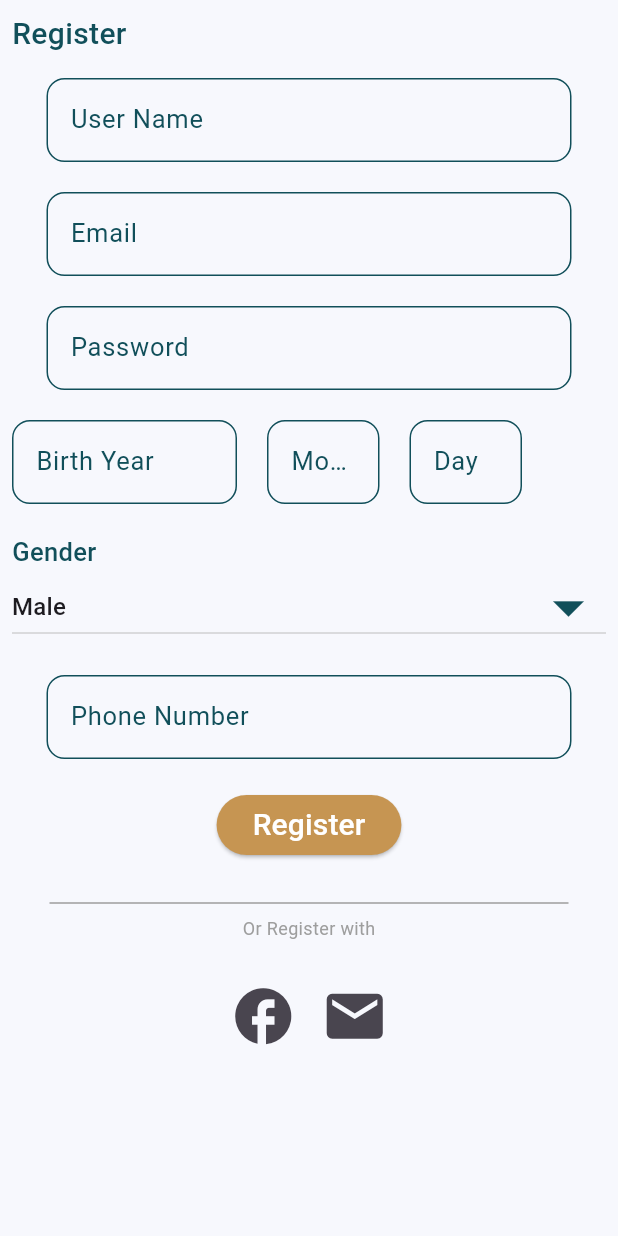
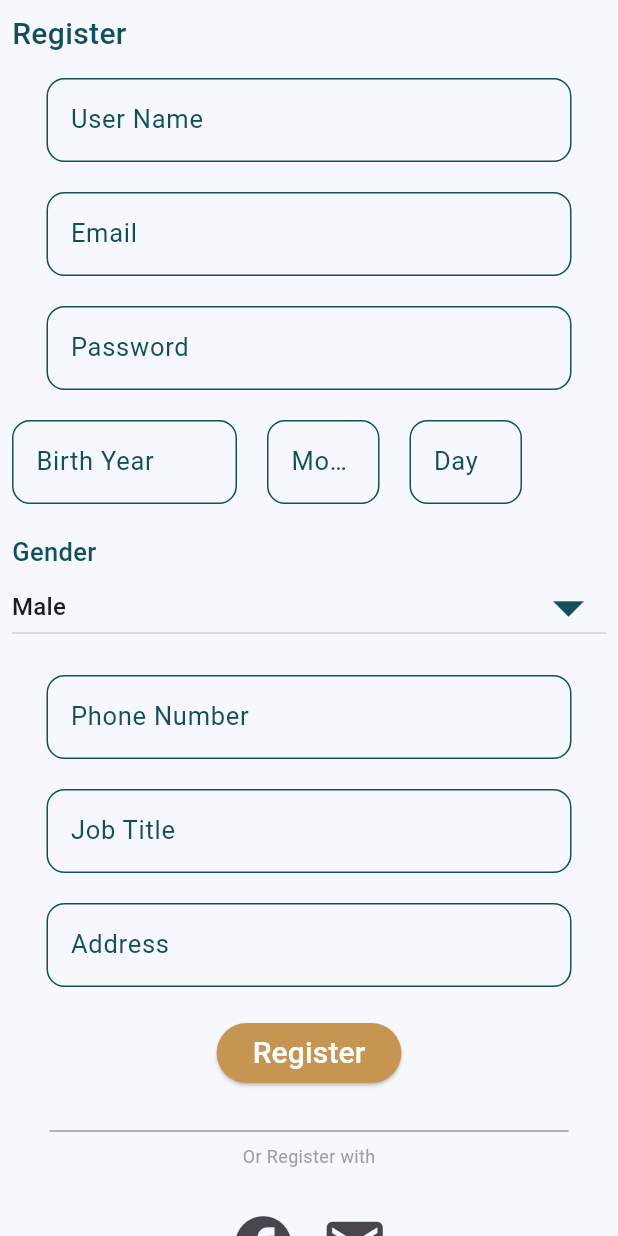
Before and after one commit to seniors007/SwapIt, a Flutter app: the RegisterView screen opened directly, on a phone screen of 412 x 824 dp. Run offline on Flutter 3.47's test engine with Material 3 defaults, Android fonts, the phone set to English and light mode, and no system bars; drawn by our look-alikes of modal_progress_hud_nsn; our stand-ins replace bloc, dio, equatable, flutter_bloc, get, group_button and 1 more; missing offline and left inert: flutter_paypal_payment.

Commit message:
update register with new data

```diff
--- a/lib/features/auth/presentation/views/viewModels/resister_data.dart
+++ b/lib/features/auth/presentation/views/viewModels/resister_data.dart
@@ -7,6 +7,8 @@ class RegisterData {
   String? birthMonth;
   String? dateOfBirth;
   String? birthDay;
+  String? jobTitle;
+  String? address;
 
   RegisterData({
     this.userName,
@@ -17,5 +19,7 @@ class RegisterData {
     this.birthMonth,
     this.dateOfBirth,
     this.birthDay,
+    this.jobTitle,
+    this.address,
   });
 }
--- a/lib/features/auth/presentation/views/widgets/register_view_body.dart
+++ b/lib/features/auth/presentation/views/widgets/register_view_body.dart
@@ -181,11 +181,28 @@ class _RegisterViewBodyState extends State<RegisterViewBody> {
                           const SizedBox(
                             height: 20.0,
                           ),
+                          CustomTextField(
+                            label: 'Job Title',
+                            onChanged: (value) {
+                              registerdata.jobTitle = value;
+                            },
+                          ),
+                          const SizedBox(
+                            height: 20.0,
+                          ),
+                          CustomTextField(
+                            label: 'Address',
+                            onChanged: (value) {
+                              registerdata.address = value;
+                            },
+                          ),
+                          const SizedBox(
+                            height: 20.0,
+                          ),
                           CustomButton(
                             backgroundColor: kYellowColor,
                             label: 'Register',
                             onPressed: () {
-                              //when the app completed shold be activate
                               if (formKey.currentState!.validate()) {
                                 if (registerdata.birthYear != null &&
                                     registerdata.birthMonth != null &&
@@ -206,6 +223,8 @@ class _RegisterViewBodyState extends State<RegisterViewBody> {
                                   dateOfBirth: registerdata.dateOfBirth!,
                                   gender: dropdownGendervalue,
                                   phoneNumber: registerdata.phoneNumber!,
+                                  jobTitle: registerdata.jobTitle!,
+                                  address: registerdata.address!,
                                 );
                               }
                             },
```
Also changed, not shown: lib/features/auth/presentation/manager/register_cubit/register_cubit.dart (+16 -5 lines).
